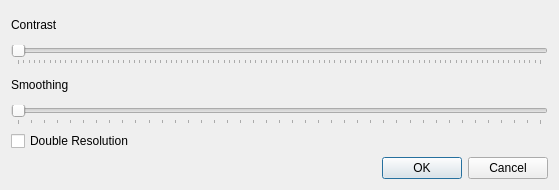
First picture: the form in views/improveimage.ui, repository tmramalho/bigCellBrotherGUI, before the edit.
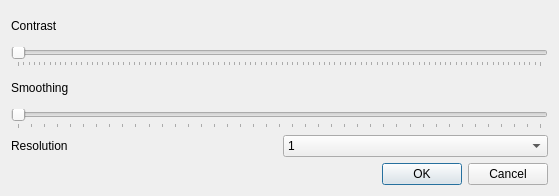
Second picture: the form after the edit.

Patch:
```diff
--- a/views/improveimage.ui
+++ b/views/improveimage.ui
@@ -7,40 +7,50 @@
     <x>0</x>
     <y>0</y>
     <width>559</width>
-    <height>190</height>
+    <height>196</height>
    </rect>
   </property>
   <property name="windowTitle">
    <string>Dialog</string>
   </property>
   <layout class="QGridLayout" name="gridLayout">
+   <item row="3" column="0">
+    <widget class="QDialogButtonBox" name="buttonBox">
+     <property name="orientation">
+      <enum>Qt::Horizontal</enum>
+     </property>
+     <property name="standardButtons">
+      <set>QDialogButtonBox::Cancel|QDialogButtonBox::Ok</set>
+     </property>
+    </widget>
+   </item>
    <item row="0" column="0">
-    <layout class="QVBoxLayout" name="verticalLayout">
-     <item>
+    <layout class="QGridLayout" name="gridLayout_2">
+     <item row="2" column="0">
       <widget class="QLabel" name="label">
        <property name="text">
         <string>Contrast</string>
        </property>
       </widget>
      </item>
-     <item>
-      <widget class="QSlider" name="contrastSlider">
-       <property name="orientation">
-        <enum>Qt::Horizontal</enum>
-       </property>
-       <property name="tickPosition">
-        <enum>QSlider::TicksBelow</enum>
-       </property>
-      </widget>
-     </item>
-     <item>
+     <item row="4" column="0">
       <widget class="QLabel" name="label_2">
        <property name="text">
         <string>Smoothing</string>
        </property>
       </widget>
      </item>
-     <item>
+     <item row="3" column="0" colspan="2">
+      <widget class="QSlider" name="contrastSlider">
+       <property name="orientation">
+        <enum>Qt::Horizontal</enum>
+       </property>
+       <property name="tickPosition">
+        <enum>QSlider::TicksBelow</enum>
+       </property>
+      </widget>
+     </item>
+     <item row="5" column="0" colspan="2">
       <widget class="QSlider" name="smoothSlider">
        <property name="minimum">
         <number>1</number>
@@ -59,25 +69,34 @@
        </property>
       </widget>
      </item>
-     <item>
-      <widget class="QCheckBox" name="doubleRes">
+     <item row="6" column="0">
+      <widget class="QLabel" name="label_3">
        <property name="text">
-        <string>Double Resolution</string>
+        <string>Resolution</string>
        </property>
       </widget>
      </item>
+     <item row="6" column="1">
+      <widget class="QComboBox" name="doubleRes">
+       <item>
+        <property name="text">
+         <string>1</string>
+        </property>
+       </item>
+       <item>
+        <property name="text">
+         <string>2</string>
+        </property>
+       </item>
+       <item>
+        <property name="text">
+         <string>4</string>
+        </property>
+       </item>
+      </widget>
+     </item>
     </layout>
    </item>
-   <item row="1" column="0">
-    <widget class="QDialogButtonBox" name="buttonBox">
-     <property name="orientation">
-      <enum>Qt::Horizontal</enum>
-     </property>
-     <property name="standardButtons">
-      <set>QDialogButtonBox::Cancel|QDialogButtonBox::Ok</set>
-     </property>
-    </widget>
-   </item>
   </layout>
  </widget>
  <resources/>
```
